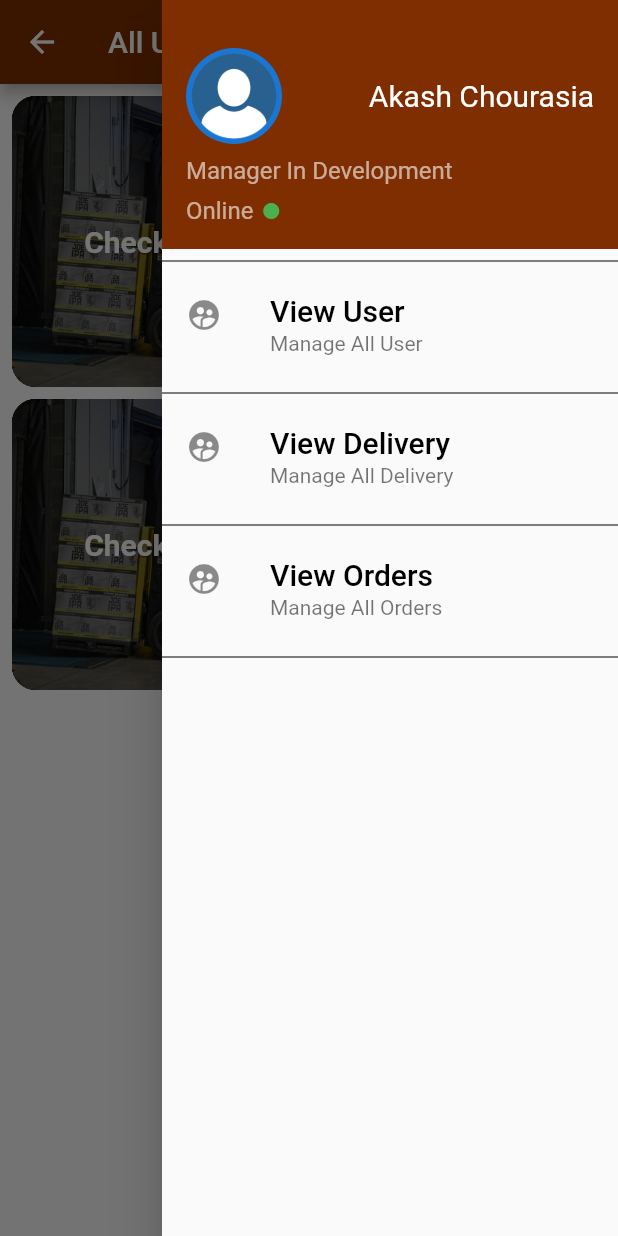
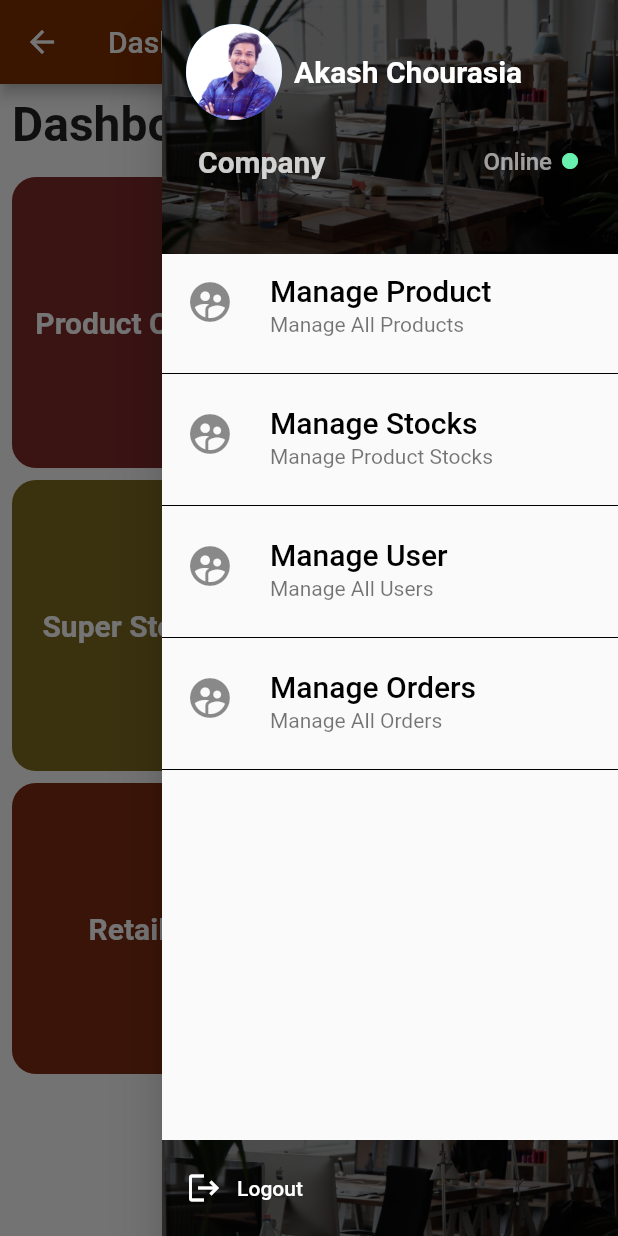
Before and after one commit to digiblade/delivery, a Flutter app: the HomePage screen opened directly, with the side drawer open, on a phone screen of 412 x 824 dp. Run offline on Flutter 3.47's test engine with Material 2 defaults, Android fonts, the phone set to English and light mode, and no system bars; our stand-ins replace cloud_firestore, firebase_core, google_maps_flutter; accounts and stored records are empty.

Commit message:
navigation drawer

```diff
--- a/lib/Components/ProductCard.dart
+++ b/lib/Components/ProductCard.dart
@@ -1,22 +1,27 @@
 import 'package:flutter/material.dart';
 
 class ProductCard extends StatelessWidget {
-  const ProductCard({Key? key}) : super(key: key);
+  final String? name;
+  final ImageProvider? bgImage;
+  final Color? bgColor;
+  final VoidCallback onPressed;
+
+  const ProductCard({
+    Key? key,
+    this.name,
+    this.bgImage,
+    required this.onPressed,
+    this.bgColor = Colors.white,
+  }) : super(key: key);
 
   @override
   Widget build(BuildContext context) {
-    return Container(
+    return GestureDetector(
+      onTap: onPressed,
+      child: Container(
         decoration: BoxDecoration(
-        boxShadow: [
-          BoxShadow(color: Colors.black),
-          BoxShadow(color: Colors.black),
-          BoxShadow(color: Colors.black),
-        ],
           borderRadius: BorderRadius.circular(16),
-        image: DecorationImage(
-          image: Image.asset("assets/background.jpg").image,
-          fit: BoxFit.cover,
-        ),
+          color: bgColor,
         ),
         child: Container(
           decoration: BoxDecoration(
@@ -25,7 +30,7 @@ class ProductCard extends StatelessWidget {
           ),
           child: Center(
             child: Text(
-            "CheckUser",
+              name!,
               style: TextStyle(
                 color: Colors.white,
                 fontSize: 20,
@@ -34,6 +39,7 @@ class ProductCard extends StatelessWidget {
             ),
           ),
         ),
+      ),
     );
   }
 }
--- /dev/null
+++ b/lib/Views/Company/HomePage.dart
@@ -0,0 +1,96 @@
+import 'package:delivery/Components/ProductCard.dart';
+import 'package:flutter/material.dart';
+
+import 'NavigationDrawer.dart';
+
+class HomePage extends StatefulWidget {
+  HomePage({Key? key}) : super(key: key);
+
+  @override
+  _HomePageState createState() => _HomePageState();
+}
+
+class _HomePageState extends State<HomePage> {
+  @override
+  Widget build(BuildContext context) {
+    return Scaffold(
+      appBar: AppBar(
+        title: Text("Dashboard"),
+        backgroundColor: Color(0xFF7E2E00),
+      ),
+      endDrawer: Drawer(
+        child: NavigatorDrawer(
+          newContext: context,
+        ),
+      ),
+      body: Column(
+        crossAxisAlignment: CrossAxisAlignment.start,
+        children: [
+          Padding(
+            padding: const EdgeInsets.all(8.0),
+            child: Text(
+              "Dashboard",
+              style: TextStyle(
+                fontSize: 32,
+                fontWeight: FontWeight.bold,
+              ),
+            ),
+          ),
+          Padding(
+            padding: const EdgeInsets.all(8.0),
+            child: ProductGrid(),
+          ),
+        ],
+      ),
+    );
+  }
+}
+
+class ProductGrid extends StatelessWidget {
+  const ProductGrid({Key? key}) : super(key: key);
+
+  @override
+  Widget build(BuildContext context) {
+    return Container(
+      child: GridView.count(
+        crossAxisCount: 2,
+        crossAxisSpacing: 8,
+        mainAxisSpacing: 8,
+        shrinkWrap: true,
+        children: [
+          ProductCard(
+            onPressed: () {},
+            // bgImage: Image.asset("assets/background.jpg").image,
+            bgColor: Colors.redAccent,
+            name: "Product Count: 50",
+          ),
+          ProductCard(
+            onPressed: () {},
+            bgColor: Colors.greenAccent,
+            name: "User Count: 15",
+          ),
+          ProductCard(
+            onPressed: () {},
+            bgColor: Colors.amberAccent,
+            name: "Super Stockist: 5",
+          ),
+          ProductCard(
+            onPressed: () {},
+            bgColor: Colors.cyan,
+            name: "Distributor: 5",
+          ),
+          ProductCard(
+            onPressed: () {},
+            bgColor: Colors.deepOrange,
+            name: "Retailer: 5",
+          ),
+          ProductCard(
+            onPressed: () {},
+            bgColor: Colors.deepPurple,
+            name: "Sales Manager: 5",
+          ),
+        ],
+      ),
+    );
+  }
+}
--- /dev/null
+++ b/lib/Views/Company/NavigationDrawer.dart
@@ -0,0 +1,228 @@
+import 'package:flutter/material.dart';
+
+import 'UserPage.dart';
+
+class NavigatorDrawer extends StatelessWidget {
+  final BuildContext? newContext;
+  const NavigatorDrawer({
+    Key? key,
+    this.newContext,
+  }) : super(key: key);
+
+  @override
+  Widget build(BuildContext context) {
+    return Stack(
+      children: [
+        SingleChildScrollView(
+          child: Container(
+            child: Column(
+              children: [
+                Container(
+                  width: double.infinity,
+                  decoration: BoxDecoration(
+                    image: DecorationImage(
+                      image: Image.asset("assets/office.jpg").image,
+                      fit: BoxFit.cover,
+                      colorFilter: ColorFilter.mode(
+                        Colors.black.withOpacity(0.7),
+                        BlendMode.srcOver,
+                      ),
+                    ),
+                  ),
+                  child: DrawerHeader(
+                    child: Column(
+                      crossAxisAlignment: CrossAxisAlignment.start,
+                      children: [
+                        Wrap(
+                          crossAxisAlignment: WrapCrossAlignment.center,
+                          alignment: WrapAlignment.spaceBetween,
+                          children: [
+                            CircleAvatar(
+                              radius: 32,
+                              backgroundImage:
+                                  Image.asset("assets/user.jpg").image,
+                            ),
+                            Padding(
+                              padding: const EdgeInsets.all(8.0),
+                              child: Text(
+                                "Akash Chourasia",
+                                style: TextStyle(
+                                    color: Colors.white,
+                                    fontSize: 20,
+                                    fontWeight: FontWeight.bold),
+                              ),
+                            ),
+                          ],
+                        ),
+                        Padding(
+                          padding: const EdgeInsets.symmetric(
+                              horizontal: 8.0, vertical: 16),
+                          child: Row(
+                            mainAxisAlignment: MainAxisAlignment.spaceBetween,
+                            children: [
+                              Text(
+                                "Company",
+                                style: TextStyle(
+                                  color: Colors.white.withOpacity(0.8),
+                                  fontSize: 20,
+                                  fontWeight: FontWeight.bold,
+                                ),
+                              ),
+                              SizedBox(height: 8),
+                              Row(
+                                children: [
+                                  Text(
+                                    "Online",
+                                    style: TextStyle(
+                                      color: Colors.white.withOpacity(0.6),
+                                      fontSize: 16,
+                                    ),
+                                  ),
+                                  SizedBox(
+                                    width: 4,
+                                  ),
+                                  Icon(
+                                    Icons.fiber_manual_record,
+                                    color: Colors.greenAccent,
+                                    size: 16,
+                                  )
+                                ],
+                              ),
+                            ],
+                          ),
+                        )
+                      ],
+                    ),
+                  ),
+                ),
+                GestureDetector(
+                  onTap: () {
+                    Navigator.pop(context);
+                    Navigator.push(
+                      newContext!,
+                      MaterialPageRoute(
+                        builder: (BuildContext context) => UserData(),
+                      ),
+                    );
+                  },
+                  child: ListTile(
+                    leading: Icon(
+                      Icons.supervised_user_circle,
+                      size: 32,
+                    ),
+                    title: Text(
+                      "Manage Product",
+                      style: TextStyle(
+                        color: Colors.black,
+                        fontSize: 20,
+                      ),
+                    ),
+                    subtitle: Text("Manage All Products"),
+                  ),
+                ),
+                Divider(
+                  color: Colors.black,
+                ),
+                ListTile(
+                  leading: Icon(
+                    Icons.supervised_user_circle,
+                    size: 32,
+                  ),
+                  title: Text(
+                    "Manage Stocks",
+                    style: TextStyle(
+                      color: Colors.black,
+                      fontSize: 20,
+                    ),
+                  ),
+                  subtitle: Text(
+                    "Manage Product Stocks",
+                  ),
+                ),
+                Divider(
+                  color: Colors.black,
+                ),
+                ListTile(
+                  leading: Icon(
+                    Icons.supervised_user_circle,
+                    size: 32,
+                  ),
+                  title: Text(
+                    "Manage User",
+                    style: TextStyle(
+                      color: Colors.black,
+                      fontSize: 20,
+                    ),
+                  ),
+                  subtitle: Text(
+                    "Manage All Users",
+                  ),
+                ),
+                Divider(
+                  color: Colors.black,
+                ),
+                ListTile(
+                  leading: Icon(
+                    Icons.supervised_user_circle,
+                    size: 32,
+                  ),
+                  title: Text(
+                    "Manage Orders",
+                    style: TextStyle(
+                      color: Colors.black,
+                      fontSize: 20,
+                    ),
+                  ),
+                  subtitle: Text("Manage All Orders"),
+                ),
+                Divider(
+                  color: Colors.black,
+                ),
+              ],
+            ),
+          ),
+        ),
+        Align(
+          alignment: Alignment.bottomCenter,
+          child: Container(
+            height: 64,
+            width: double.infinity,
+            decoration: BoxDecoration(
+              image: DecorationImage(
+                image: Image.asset("assets/office.jpg").image,
+                fit: BoxFit.cover,
+                colorFilter: ColorFilter.mode(
+                  Colors.black.withOpacity(0.7),
+                  BlendMode.srcOver,
+                ),
+              ),
+            ),
+            child: Padding(
+              padding: const EdgeInsets.symmetric(horizontal: 16.0),
+              child: Row(
+                mainAxisSize: MainAxisSize.min,
+                children: [
+                  Icon(
+                    Icons.logout,
+                    color: Colors.white,
+                  ),
+                  TextButton(
+                    child: Text(
+                      "Logout",
+                      style: TextStyle(
+                        color: Colors.white,
+                      ),
+                    ),
+                    onPressed: () {
+                      print("logout");
+                    },
+                  ),
+                ],
+              ),
+            ),
+          ),
+        ),
+      ],
+    );
+  }
+}
--- a/lib/Views/UserPage.dart
+++ b/lib/Views/Company/UserPage.dart
@@ -1,6 +1,7 @@
 import 'package:cloud_firestore/cloud_firestore.dart';
 import 'package:flutter/material.dart';
 
+import 'NavigationDrawer.dart';
 import 'locationmap.dart';
 
 class UserData extends StatefulWidget {
@@ -14,7 +15,15 @@ class _UserDataState extends State<UserData> {
   FirebaseFirestore firestore = FirebaseFirestore.instance;
   @override
   Widget build(BuildContext context) {
-    return SingleChildScrollView(
+    return Scaffold(
+      appBar: AppBar(
+        title: Text("UserPage"),
+        backgroundColor: Color(0xFF7E2E00),
+      ),
+      endDrawer: Drawer(
+        child: NavigatorDrawer(),
+      ),
+      body: SingleChildScrollView(
         child: StreamBuilder(
           stream: firestore.collection("user").snapshots(),
           builder: (BuildContext context, AsyncSnapshot<dynamic> ass) {
@@ -38,6 +47,7 @@ class _UserDataState extends State<UserData> {
               }).toList(),
             );
           },
+        ),
       ),
     );
   }
--- a/lib/Views/HomePage.dart
+++ /dev/null
@@ -1,56 +0,0 @@
-import 'package:delivery/Components/ProductCard.dart';
-import 'package:flutter/material.dart';
-
-import 'NavigationDrawer.dart';
-
-class HomePage extends StatefulWidget {
-  HomePage({Key? key}) : super(key: key);
-
-  @override
-  _HomePageState createState() => _HomePageState();
-}
-
-class _HomePageState extends State<HomePage> {
-  @override
-  Widget build(BuildContext context) {
-    return Scaffold(
-      appBar: AppBar(
-        title: Text("All User"),
-        backgroundColor: Color(0xFF7E2E00),
-      ),
-      endDrawer: Drawer(
-        child: NavigatorDrawer(),
-      ),
-      body: Column(
-        children: [
-          Padding(
-            padding: const EdgeInsets.all(8.0),
-            child: ProductGrid(),
-          ),
-        ],
-      ),
-    );
-  }
-}
-
-class ProductGrid extends StatelessWidget {
-  const ProductGrid({Key? key}) : super(key: key);
-
-  @override
-  Widget build(BuildContext context) {
-    return Container(
-      child: GridView.count(
-        crossAxisCount: 2,
-        crossAxisSpacing: 8,
-        mainAxisSpacing: 8,
-        shrinkWrap: true,
-        children: [
-          ProductCard(),
-          ProductCard(),
-          ProductCard(),
-          ProductCard(),
-        ],
-      ),
-    );
-  }
-}
--- a/lib/Views/LoginPage.dart
+++ b/lib/Views/LoginPage.dart
@@ -3,7 +3,7 @@ import 'package:delivery/Components/InputField.dart';
 import 'package:flutter/material.dart';
 // import 'package:firebase_auth/firebase_auth.dart';
 // import 'package:shared_preferences/shared_preferences.dart';
-import 'HomePage.dart';
+import 'Company/HomePage.dart';
 import 'Register.dart';
 // import 'main.dart';
 
--- a/lib/Views/NavigationDrawer.dart
+++ /dev/null
@@ -1,113 +0,0 @@
-import 'package:flutter/material.dart';
-
-class NavigatorDrawer extends StatelessWidget {
-  const NavigatorDrawer({Key? key}) : super(key: key);
-
-  @override
-  Widget build(BuildContext context) {
-    return SingleChildScrollView(
-      child: Column(
-        children: [
-          Container(
-            width: double.infinity,
-            decoration: BoxDecoration(color: Color(0xFF7E2E00)),
-            child: Padding(
-              padding: const EdgeInsets.only(
-                left: 16.0,
-                right: 16.0,
-                top: 32,
-                bottom: 16,
-              ),
-              child: Column(
-                crossAxisAlignment: CrossAxisAlignment.start,
-                children: [
-                  Row(
-                    crossAxisAlignment: CrossAxisAlignment.center,
-                    mainAxisAlignment: MainAxisAlignment.spaceBetween,
-                    children: [
-                      CircleAvatar(
-                        radius: 32,
-                        backgroundImage: Image.asset("assets/user.png").image,
-                      ),
-                      Text(
-                        "Akash Chourasia",
-                        style: TextStyle(
-                          color: Colors.white,
-                          fontSize: 20,
-                        ),
-                      ),
-                    ],
-                  ),
-                  SizedBox(height: 8),
-                  Text(
-                    "Manager In Development",
-                    style: TextStyle(
-                      color: Colors.white.withOpacity(0.6),
-                      fontSize: 16,
-                    ),
-                  ),
-                  SizedBox(height: 8),
-                  Row(
-                    children: [
-                      Text(
-                        "Online",
-                        style: TextStyle(
-                          color: Colors.white.withOpacity(0.6),
-                          fontSize: 16,
-                        ),
-                      ),
-                      SizedBox(
-                        width: 4,
-                      ),
-                      Icon(
-                        Icons.fiber_manual_record,
-                        color: Colors.green,
-                        size: 16,
-                      )
-                    ],
-                  )
-                ],
-              ),
-            ),
-          ),
-          Divider(
-            color: Colors.black,
-          ),
-          ListTile(
-            leading: Icon(Icons.supervised_user_circle),
-            title: Text(
-              "View User",
-              style: TextStyle(color: Colors.black, fontSize: 20),
-            ),
-            subtitle: Text("Manage All User"),
-          ),
-          Divider(
-            color: Colors.black,
-          ),
-          ListTile(
-            leading: Icon(Icons.supervised_user_circle),
-            title: Text(
-              "View Delivery",
-              style: TextStyle(color: Colors.black, fontSize: 20),
-            ),
-            subtitle: Text("Manage All Delivery"),
-          ),
-          Divider(
-            color: Colors.black,
-          ),
-          ListTile(
-            leading: Icon(Icons.supervised_user_circle),
-            title: Text(
-              "View Orders",
-              style: TextStyle(color: Colors.black, fontSize: 20),
-            ),
-            subtitle: Text("Manage All Orders"),
-          ),
-          Divider(
-            color: Colors.black,
-          ),
-        ],
-      ),
-    );
-  }
-}
--- a/lib/Views/Register.dart
+++ b/lib/Views/Register.dart
@@ -2,7 +2,7 @@
 import 'package:delivery/Components/Button.dart';
 import 'package:delivery/Components/InputField.dart';
 import 'package:flutter/material.dart';
-import 'HomePage.dart';
+import 'Company/HomePage.dart';
 // import 'package:cloud_firestore/cloud_firestore.dart';
 import 'LoginPage.dart';
 
```
Also changed, not shown: assets/office.jpg (added), assets/user.jpg (added), lib/Views/Company/locationmap.dart (renamed from lib/Views/locationmap.dart). Lines whose indentation alone changed are shown as unchanged.
